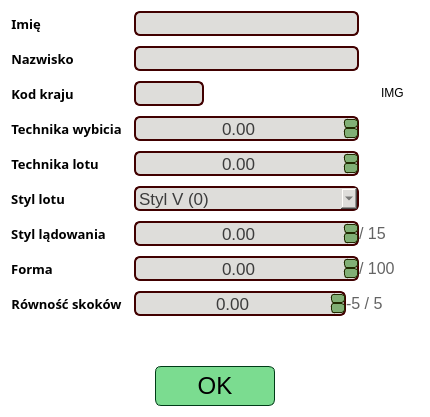
Qt form source/UI/EditorWidgets/JumperEditorWidget.ui (SiekamCebule/sj-sim) before a commit.
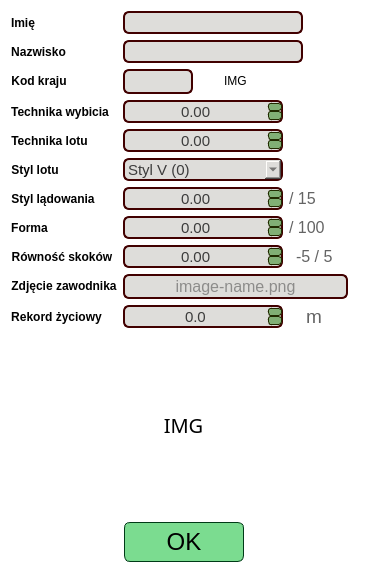
The same form after that commit.

Diff of the .ui file:
```diff
--- a/source/UI/EditorWidgets/JumperEditorWidget.ui
+++ b/source/UI/EditorWidgets/JumperEditorWidget.ui
@@ -6,8 +6,8 @@
    <rect>
     <x>0</x>
     <y>0</y>
-    <width>430</width>
-    <height>417</height>
+    <width>367</width>
+    <height>573</height>
    </rect>
   </property>
   <property name="windowTitle">
@@ -19,20 +19,23 @@
   <layout class="QVBoxLayout" name="verticalLayout">
    <item>
     <layout class="QHBoxLayout" name="horizontalLayout">
+     <property name="spacing">
+      <number>3</number>
+     </property>
      <item>
       <layout class="QFormLayout" name="formLayout_jumperInfo">
        <property name="horizontalSpacing">
-        <number>12</number>
+        <number>6</number>
        </property>
        <property name="verticalSpacing">
-        <number>10</number>
+        <number>6</number>
        </property>
        <item row="0" column="0">
         <widget class="QLabel" name="label_">
          <property name="font">
           <font>
-           <family>Quicksand Medium</family>
-           <pointsize>10</pointsize>
+           <family>Segoe UI</family>
+           <pointsize>9</pointsize>
            <bold>true</bold>
           </font>
          </property>
@@ -63,19 +66,19 @@
         <widget class="QLineEdit" name="lineEdit_name">
          <property name="minimumSize">
           <size>
-           <width>225</width>
-           <height>25</height>
+           <width>180</width>
+           <height>23</height>
           </size>
          </property>
          <property name="maximumSize">
           <size>
-           <width>225</width>
-           <height>25</height>
+           <width>180</width>
+           <height>23</height>
           </size>
          </property>
          <property name="font">
           <font>
-           <pointsize>13</pointsize>
+           <pointsize>11</pointsize>
           </font>
          </property>
          <property name="focusPolicy">
@@ -111,8 +114,8 @@
         <widget class="QLabel" name="label_2">
          <property name="font">
           <font>
-           <family>Quicksand Medium</family>
-           <pointsize>10</pointsize>
+           <family>Segoe UI</family>
+           <pointsize>9</pointsize>
            <bold>true</bold>
           </font>
          </property>
@@ -143,19 +146,19 @@
         <widget class="QLineEdit" name="lineEdit_surname">
          <property name="minimumSize">
           <size>
-           <width>225</width>
-           <height>25</height>
+           <width>180</width>
+           <height>23</height>
           </size>
          </property>
          <property name="maximumSize">
           <size>
-           <width>225</width>
-           <height>25</height>
+           <width>180</width>
+           <height>23</height>
           </size>
          </property>
          <property name="font">
           <font>
-           <pointsize>13</pointsize>
+           <pointsize>11</pointsize>
           </font>
          </property>
          <property name="focusPolicy">
@@ -191,8 +194,8 @@
         <widget class="QLabel" name="label_3">
          <property name="font">
           <font>
-           <family>Quicksand Medium</family>
-           <pointsize>10</pointsize>
+           <family>Segoe UI</family>
+           <pointsize>9</pointsize>
            <bold>true</bold>
           </font>
          </property>
@@ -282,9 +285,12 @@
            <property name="orientation">
             <enum>Qt::Horizontal</enum>
            </property>
+           <property name="sizeType">
+            <enum>QSizePolicy::Maximum</enum>
+           </property>
            <property name="sizeHint" stdset="0">
             <size>
-             <width>40</width>
+             <width>25</width>
              <height>20</height>
             </size>
            </property>
@@ -315,14 +321,27 @@
            </property>
           </widget>
          </item>
+         <item>
+          <spacer name="horizontalSpacer_6">
+           <property name="orientation">
+            <enum>Qt::Horizontal</enum>
+           </property>
+           <property name="sizeHint" stdset="0">
+            <size>
+             <width>40</width>
+             <height>20</height>
+            </size>
+           </property>
+          </spacer>
+         </item>
         </layout>
        </item>
        <item row="3" column="0">
         <widget class="QLabel" name="label_5">
          <property name="font">
           <font>
-           <family>Quicksand Medium</family>
-           <pointsize>10</pointsize>
+           <family>Segoe UI</family>
+           <pointsize>9</pointsize>
            <bold>true</bold>
           </font>
          </property>
@@ -353,19 +372,19 @@
         <widget class="QDoubleSpinBox" name="doubleSpinBox_takeoffTechnique">
          <property name="minimumSize">
           <size>
-           <width>225</width>
-           <height>25</height>
+           <width>160</width>
+           <height>23</height>
           </size>
          </property>
          <property name="maximumSize">
           <size>
-           <width>225</width>
-           <height>25</height>
+           <width>160</width>
+           <height>23</height>
           </size>
          </property>
          <property name="font">
           <font>
-           <pointsize>13</pointsize>
+           <pointsize>11</pointsize>
           </font>
          </property>
          <property name="focusPolicy">
@@ -404,8 +423,8 @@
         <widget class="QLabel" name="label_6">
          <property name="font">
           <font>
-           <family>Quicksand Medium</family>
-           <pointsize>10</pointsize>
+           <family>Segoe UI</family>
+           <pointsize>9</pointsize>
            <bold>true</bold>
           </font>
          </property>
@@ -436,19 +455,19 @@
         <widget class="QDoubleSpinBox" name="doubleSpinBox_flightTechnique">
          <property name="minimumSize">
           <size>
-           <width>225</width>
-           <height>25</height>
+           <width>160</width>
+           <height>23</height>
           </size>
          </property>
          <property name="maximumSize">
           <size>
-           <width>225</width>
-           <height>25</height>
+           <width>160</width>
+           <height>23</height>
           </size>
          </property>
          <property name="font">
           <font>
-           <pointsize>13</pointsize>
+           <pointsize>11</pointsize>
           </font>
          </property>
          <property name="focusPolicy">
@@ -487,8 +506,8 @@
         <widget class="QLabel" name="label_7">
          <property name="font">
           <font>
-           <family>Quicksand Medium</family>
-           <pointsize>10</pointsize>
+           <family>Segoe UI</family>
+           <pointsize>9</pointsize>
            <bold>true</bold>
           </font>
          </property>
@@ -519,19 +538,19 @@
         <widget class="QComboBox" name="comboBox_flightStyle">
          <property name="minimumSize">
           <size>
-           <width>225</width>
-           <height>25</height>
+           <width>160</width>
+           <height>23</height>
           </size>
          </property>
          <property name="maximumSize">
           <size>
-           <width>225</width>
-           <height>25</height>
+           <width>160</width>
+           <height>23</height>
           </size>
          </property>
          <property name="font">
           <font>
-           <pointsize>13</pointsize>
+           <pointsize>11</pointsize>
           </font>
          </property>
          <property name="focusPolicy">
@@ -587,8 +606,8 @@
         <widget class="QLabel" name="label_8">
          <property name="font">
           <font>
-           <family>Quicksand Medium</family>
-           <pointsize>10</pointsize>
+           <family>Segoe UI</family>
+           <pointsize>9</pointsize>
            <bold>true</bold>
           </font>
          </property>
@@ -621,19 +640,19 @@
           <widget class="QDoubleSpinBox" name="doubleSpinBox_landingStyle">
            <property name="minimumSize">
             <size>
-             <width>225</width>
-             <height>25</height>
+             <width>160</width>
+             <height>23</height>
             </size>
            </property>
            <property name="maximumSize">
             <size>
-             <width>225</width>
-             <height>25</height>
+             <width>160</width>
+             <height>23</height>
             </size>
            </property>
            <property name="font">
             <font>
-             <pointsize>13</pointsize>
+             <pointsize>11</pointsize>
             </font>
            </property>
            <property name="focusPolicy">
@@ -698,8 +717,8 @@
         <widget class="QLabel" name="label_form">
          <property name="font">
           <font>
-           <family>Quicksand Medium</family>
-           <pointsize>10</pointsize>
+           <family>Segoe UI</family>
+           <pointsize>9</pointsize>
            <bold>true</bold>
           </font>
          </property>
@@ -730,8 +749,8 @@
         <widget class="QLabel" name="label_10">
          <property name="font">
           <font>
-           <family>Quicksand Medium</family>
-           <pointsize>10</pointsize>
+           <family>Segoe UI</family>
+           <pointsize>9</pointsize>
            <bold>true</bold>
           </font>
          </property>
@@ -770,19 +789,19 @@
            </property>
            <property name="minimumSize">
             <size>
-             <width>212</width>
-             <height>25</height>
+             <width>160</width>
+             <height>23</height>
             </size>
            </property>
            <property name="maximumSize">
             <size>
-             <width>212</width>
-             <height>25</height>
+             <width>160</width>
+             <height>23</height>
             </size>
            </property>
            <property name="font">
             <font>
-             <pointsize>13</pointsize>
+             <pointsize>11</pointsize>
             </font>
            </property>
            <property name="styleSheet">
@@ -823,6 +842,22 @@
            </property>
           </widget>
          </item>
+         <item>
+          <spacer name="horizontalSpacer_3">
+           <property name="orientation">
+            <enum>Qt::Horizontal</enum>
+           </property>
+           <property name="sizeType">
+            <enum>QSizePolicy::Maximum</enum>
+           </property>
+           <property name="sizeHint" stdset="0">
+            <size>
+             <width>24</width>
+             <height>20</height>
+            </size>
+           </property>
+          </spacer>
+         </item>
          <item>
           <widget class="QLabel" name="label_12">
            <property name="sizePolicy">
@@ -847,6 +882,19 @@
            </property>
           </widget>
          </item>
+         <item>
+          <spacer name="horizontalSpacer_8">
+           <property name="orientation">
+            <enum>Qt::Horizontal</enum>
+           </property>
+           <property name="sizeHint" stdset="0">
+            <size>
+             <width>40</width>
+             <height>20</height>
+            </size>
+           </property>
+          </spacer>
+         </item>
         </layout>
        </item>
        <item row="7" column="1">
@@ -855,19 +903,19 @@
           <widget class="QDoubleSpinBox" name="doubleSpinBox_form">
            <property name="minimumSize">
             <size>
-             <width>225</width>
-             <height>25</height>
+             <width>160</width>
+             <height>23</height>
             </size>
            </property>
            <property name="maximumSize">
             <size>
-             <width>225</width>
-             <height>25</height>
+             <width>160</width>
+             <height>23</height>
             </size>
            </property>
            <property name="font">
             <font>
-             <pointsize>13</pointsize>
+             <pointsize>11</pointsize>
             </font>
            </property>
            <property name="focusPolicy">
@@ -919,6 +967,221 @@
          </item>
         </layout>
        </item>
+       <item row="9" column="0">
+        <widget class="QLabel" name="label_imgText">
+         <property name="font">
+          <font>
+           <family>Segoe UI</family>
+           <pointsize>9</pointsize>
+           <bold>true</bold>
+          </font>
+         </property>
+         <property name="styleSheet">
+          <string notr="true">color: black;</string>
+         </property>
+         <property name="text">
+          <string>Zdjęcie zawodnika</string>
+         </property>
+         <property name="alignment">
+          <set>Qt::AlignCenter</set>
+         </property>
+         <property name="margin">
+          <number>3</number>
+         </property>
+        </widget>
+       </item>
+       <item row="10" column="0">
+        <widget class="QLabel" name="label_personalBest">
+         <property name="font">
+          <font>
+           <family>Segoe UI</family>
+           <pointsize>9</pointsize>
+           <bold>true</bold>
+          </font>
+         </property>
+         <property name="styleSheet">
+          <string notr="true">color: black;</string>
+         </property>
+         <property name="text">
+          <string>Rekord życiowy</string>
+         </property>
+         <property name="alignment">
+          <set>Qt::AlignCenter</set>
+         </property>
+         <property name="margin">
+          <number>3</number>
+         </property>
+        </widget>
+       </item>
+       <item row="9" column="1">
+        <widget class="QLineEdit" name="lineEdit_img">
+         <property name="minimumSize">
+          <size>
+           <width>225</width>
+           <height>25</height>
+          </size>
+         </property>
+         <property name="maximumSize">
+          <size>
+           <width>225</width>
+           <height>25</height>
+          </size>
+         </property>
+         <property name="font">
+          <font>
+           <pointsize>12</pointsize>
+          </font>
+         </property>
+         <property name="focusPolicy">
+          <enum>Qt::ClickFocus</enum>
+         </property>
+         <property name="styleSheet">
+          <string notr="true">QWidget{
+	background-color: rgb(222, 221, 218);
+	color: rgb(60, 60, 60);
+	border: 2px solid rgb(65, 0, 0);
+	border-radius: 6px;
+}
+
+QDoubleSpinBox::up-button{
+border: 1px solid rgb(33, 42, 0);
+border-radius: 3px;
+		background-color: rgb(129, 175, 117);
+	color: rgb(0, 59, 23);
+}
+QDoubleSpinBox::down-button{
+border: 1px solid rgb(33, 42, 0);
+border-radius: 3px;
+	background-color: rgb(129, 175, 117);
+	color: rgb(0, 59, 23);
+}</string>
+         </property>
+         <property name="alignment">
+          <set>Qt::AlignCenter</set>
+         </property>
+         <property name="placeholderText">
+          <string>image-name.png</string>
+         </property>
+        </widget>
+       </item>
+       <item row="10" column="1">
+        <layout class="QHBoxLayout" name="horizontalLayout_7">
+         <item>
+          <widget class="QDoubleSpinBox" name="doubleSpinBox_personalBest">
+           <property name="minimumSize">
+            <size>
+             <width>160</width>
+             <height>23</height>
+            </size>
+           </property>
+           <property name="maximumSize">
+            <size>
+             <width>160</width>
+             <height>23</height>
+            </size>
+           </property>
+           <property name="font">
+            <font>
+             <pointsize>11</pointsize>
+            </font>
+           </property>
+           <property name="focusPolicy">
+            <enum>Qt::ClickFocus</enum>
+           </property>
+           <property name="styleSheet">
+            <string notr="true">QWidget{
+	background-color: rgb(222, 221, 218);
+	color: rgb(60, 60, 60);
+	border: 2px solid rgb(65, 0, 0);
+	border-radius: 6px;
+}
+
+QDoubleSpinBox::up-button{
+border: 1px solid rgb(33, 42, 0);
+border-radius: 3px;
+		background-color: rgb(129, 175, 117);
+	color: rgb(0, 59, 23);
+}
+QDoubleSpinBox::down-button{
+border: 1px solid rgb(33, 42, 0);
+border-radius: 3px;
+	background-color: rgb(129, 175, 117);
+	color: rgb(0, 59, 23);
+}</string>
+           </property>
+           <property name="wrapping">
+            <bool>false</bool>
+           </property>
+           <property name="frame">
+            <bool>true</bool>
+           </property>
+           <property name="alignment">
+            <set>Qt::AlignCenter</set>
+           </property>
+           <property name="showGroupSeparator" stdset="0">
+            <bool>false</bool>
+           </property>
+           <property name="decimals">
+            <number>1</number>
+           </property>
+           <property name="maximum">
+            <double>1000000.000000000000000</double>
+           </property>
+           <property name="value">
+            <double>0.000000000000000</double>
+           </property>
+          </widget>
+         </item>
+         <item>
+          <spacer name="horizontalSpacer_9">
+           <property name="orientation">
+            <enum>Qt::Horizontal</enum>
+           </property>
+           <property name="sizeType">
+            <enum>QSizePolicy::Maximum</enum>
+           </property>
+           <property name="sizeHint" stdset="0">
+            <size>
+             <width>24</width>
+             <height>20</height>
+            </size>
+           </property>
+          </spacer>
+         </item>
+         <item>
+          <widget class="QLabel" name="label_meterDecoration">
+           <property name="font">
+            <font>
+             <pointsize>14</pointsize>
+            </font>
+           </property>
+           <property name="styleSheet">
+            <string notr="true">color: rgb(100, 100, 100);
+background: transparent;</string>
+           </property>
+           <property name="text">
+            <string>m</string>
+           </property>
+           <property name="alignment">
+            <set>Qt::AlignCenter</set>
+           </property>
+          </widget>
+         </item>
+         <item>
+          <spacer name="horizontalSpacer_7">
+           <property name="orientation">
+            <enum>Qt::Horizontal</enum>
+           </property>
+           <property name="sizeHint" stdset="0">
+            <size>
+             <width>40</width>
+             <height>20</height>
+            </size>
+           </property>
+          </spacer>
+         </item>
+        </layout>
+       </item>
       </layout>
      </item>
     </layout>
@@ -926,7 +1189,10 @@
    <item>
     <layout class="QHBoxLayout" name="horizontalLayout_3">
      <item>
-      <spacer name="horizontalSpacer_3">
+      <layout class="QVBoxLayout" name="verticalLayout_characteristicsEditor"/>
+     </item>
+     <item>
+      <spacer name="horizontalSpacer_4">
        <property name="orientation">
         <enum>Qt::Horizontal</enum>
        </property>
@@ -939,10 +1205,38 @@
       </spacer>
      </item>
      <item>
-      <layout class="QVBoxLayout" name="verticalLayout_characteristicsEditor"/>
+      <widget class="QLabel" name="label_imgPreview">
+       <property name="minimumSize">
+        <size>
+         <width>117</width>
+         <height>157</height>
+        </size>
+       </property>
+       <property name="maximumSize">
+        <size>
+         <width>117</width>
+         <height>157</height>
+        </size>
+       </property>
+       <property name="font">
+        <font>
+         <family>Segoe UI Semilight</family>
+         <pointsize>15</pointsize>
+        </font>
+       </property>
+       <property name="styleSheet">
+        <string notr="true">color:black;</string>
+       </property>
+       <property name="text">
+        <string>IMG</string>
+       </property>
+       <property name="alignment">
+        <set>Qt::AlignCenter</set>
+       </property>
+      </widget>
      </item>
      <item>
-      <spacer name="horizontalSpacer_4">
+      <spacer name="horizontalSpacer_5">
        <property name="orientation">
         <enum>Qt::Horizontal</enum>
        </property>
```
